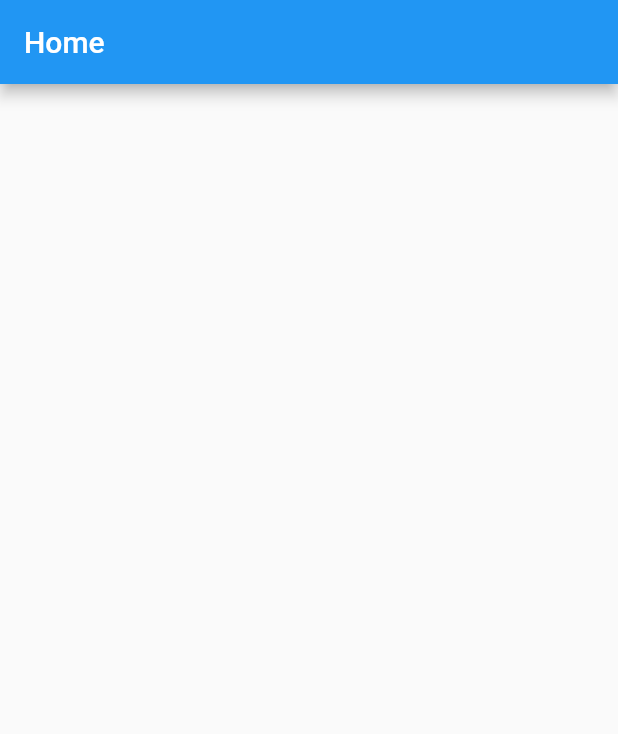
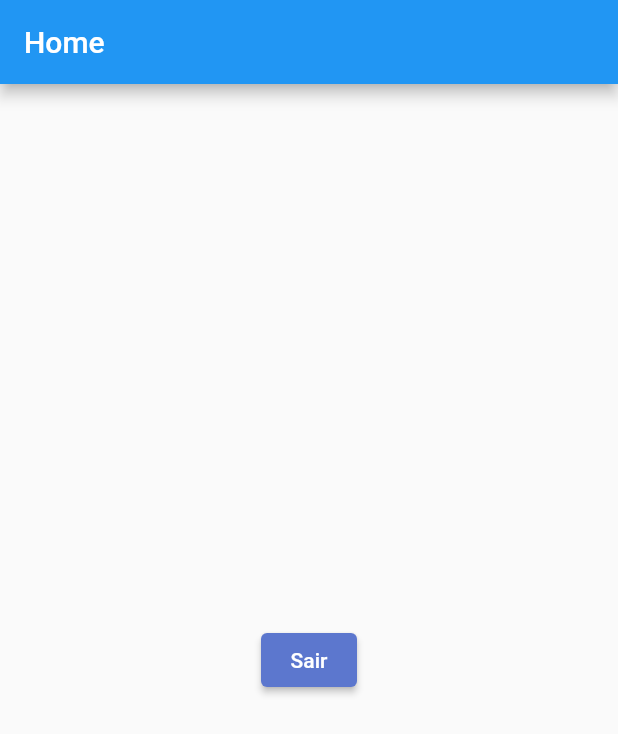
Before and after one commit to alvaroreis/todo-list-provider, a Flutter app: the screen it shows once a user with an empty profile is signed in, on a phone screen of 412 x 824 dp. Shown: the top 734 px of the screen. Run offline on Flutter 3.47's test engine with Material 2 defaults, Android fonts, the phone set to English and light mode, and no system bars; our stand-ins replace firebase_auth, firebase_core, flutter_signin_button, google_fonts, google_sign_in, sqflite and 1 more; missing offline and left inert: flutter_overlay_loader, validatorless; accounts and stored records are empty; generated files the repository leaves out were written again; network calls fail; Roboto replaces fonts that are missing (Mandali).

Commit message:
feat: add home module

```diff
--- a/lib/app/modules/home/home_module.dart
+++ b/lib/app/modules/home/home_module.dart
@@ -4,7 +4,7 @@ import 'home_page.dart';
 class HomeModule extends TodoListModule {
   HomeModule()
       : super(
-          bindings: [],
+          bindings: null,
           routers: {
             '/home': (context) => const HomePage(),
           },
--- a/lib/app/modules/home/home_page.dart
+++ b/lib/app/modules/home/home_page.dart
@@ -1,4 +1,7 @@
 import 'package:flutter/material.dart';
+import 'package:provider/provider.dart';
+
+import '../../core/auth/auth_provider.dart';
 
 class HomePage extends StatelessWidget {
   const HomePage({Key? key}) : super(key: key);
@@ -9,7 +12,12 @@ class HomePage extends StatelessWidget {
       appBar: AppBar(
         title: const Text('Home'),
       ),
-      body: Container(),
+      body: Center(
+        child: ElevatedButton(
+          onPressed: () => context.read<AuthProvider>().logout(),
+          child: const Text('Sair'),
+        ),
+      ),
     );
   }
 }
```
